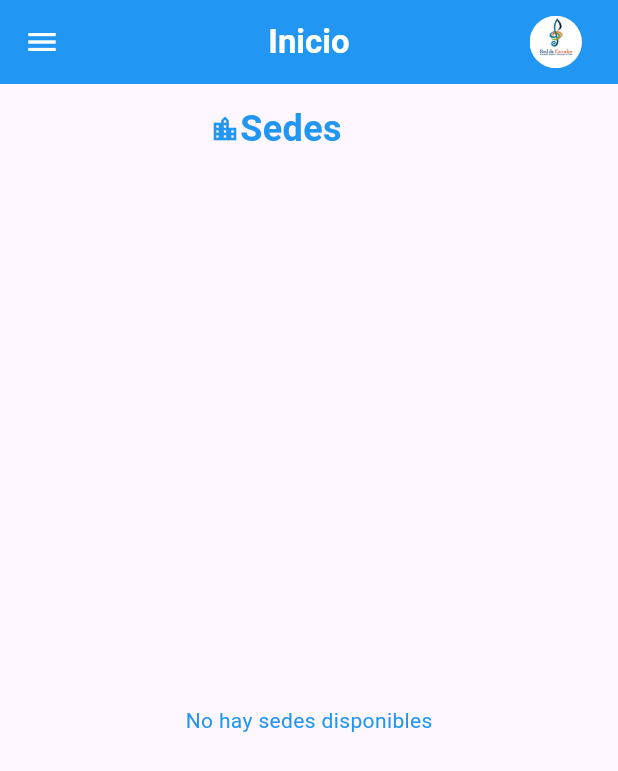
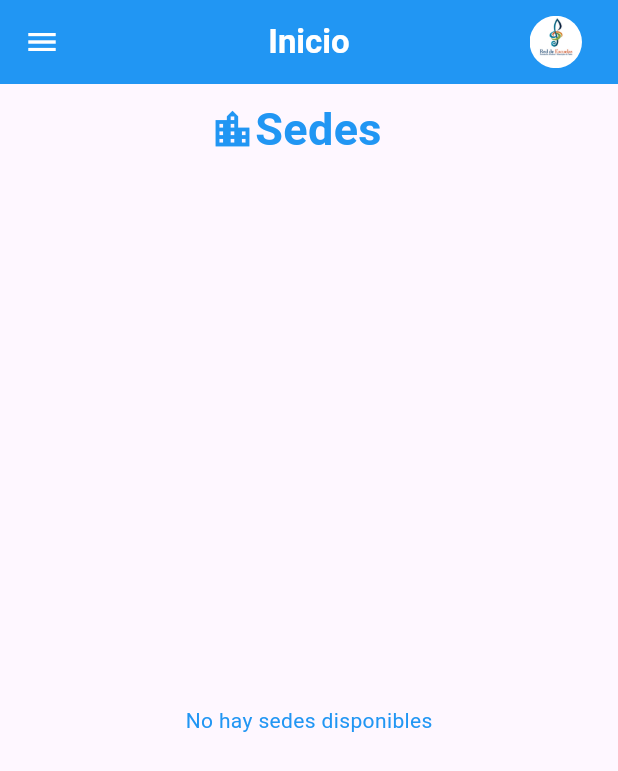
Before and after one commit to CarlosBurgos1609/REFMP, a Flutter app: the HomePage screen opened directly, on a phone screen of 412 x 824 dp. Shown: the top 771 px of the screen. Run offline on Flutter 3.47's test engine with Material 3 defaults, Android fonts, the phone set to English and light mode, and no system bars; our stand-ins replace animate_do, cloud_firestore, firebase_auth, firebase_core, firebase_storage, geolocator and 4 more; accounts and stored records are empty; network calls fail.

Commit message:
Update Home

```diff
--- a/lib/interfaces/home.dart
+++ b/lib/interfaces/home.dart
@@ -145,12 +145,12 @@ class _HomePageState extends State<HomePage>
                   Padding(
                     padding: EdgeInsets.fromLTRB(70, 60, 70, 0),
                   ),
-                  const Icon(Icons.location_city, size: 20, color: Colors.blue),
-                  const SizedBox(height: 10),
+                  const Icon(Icons.location_city, size: 30, color: Colors.blue),
+                  const SizedBox(height: 30),
                   const Text(
                     "Sedes",
                     style: TextStyle(
-                        fontSize: 24,
+                        fontSize: 30,
                         fontWeight: FontWeight.bold,
                         color: Colors.blue),
                   ),
```
